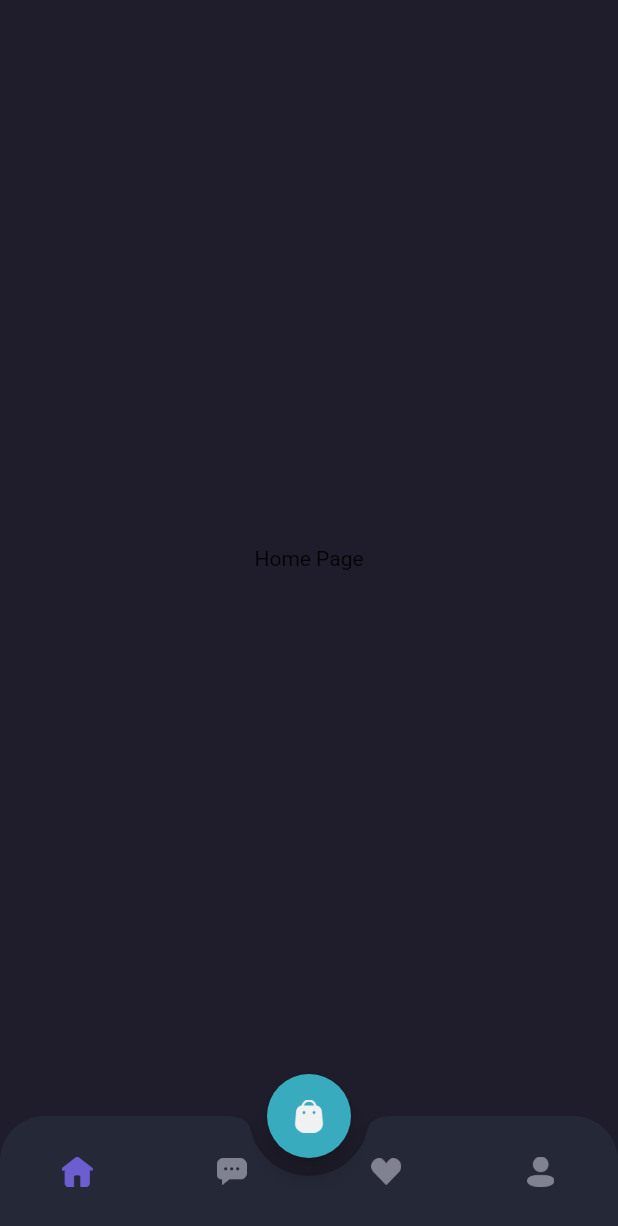
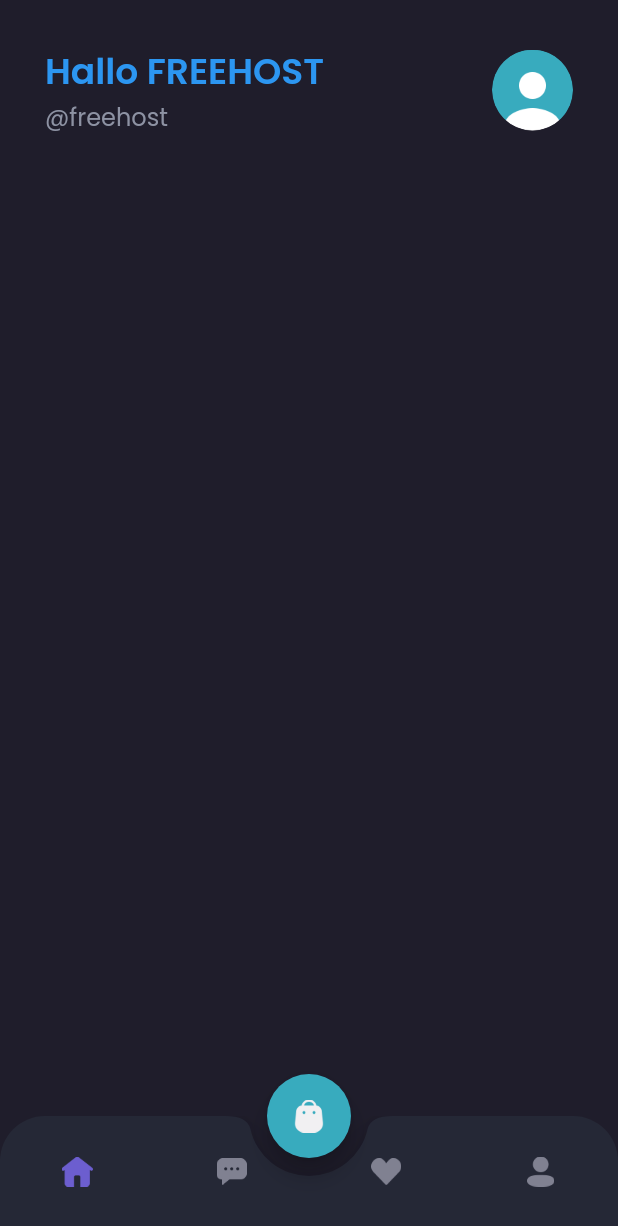
Before and after one commit to darmariduan/shamo-mobile, a Flutter app: the MainPage screen opened by its route, on a phone screen of 412 x 824 dp. Shown: the top 1226 px of the screen. Run offline on Flutter 3.47's test engine with Material 3 defaults, Android fonts, the phone set to English and light mode, and no system bars; our stand-ins replace google_fonts.

Commit message:
13-Home Page Bagian Header

```diff
--- a/lib/pages/home/home_page.dart
+++ b/lib/pages/home/home_page.dart
@@ -1,12 +1,60 @@
 import 'package:flutter/material.dart';
+import 'package:shamo/theme.dart';
 
 class HomePage extends StatelessWidget {
   const HomePage({super.key});
 
   @override
   Widget build(BuildContext context) {
-    return const Center(
-      child: Text('Home Page'),
+    Widget header() {
+      return Container(
+        margin: EdgeInsets.only(
+          top: defaultMargin,
+          left: defaultMargin,
+          right: defaultMargin,
+        ),
+        child: Row(
+          children: [
+            Expanded(
+              child: Column(
+                crossAxisAlignment: CrossAxisAlignment.start,
+                children: [
+                  Text(
+                    'Hallo FREEHOST',
+                    style: priceTextStyle.copyWith(
+                      fontSize: 24,
+                      fontWeight: semiBold,
+                    ),
+                  ),
+                  Text(
+                    '@freehost',
+                    style: subTitleStyle.copyWith(
+                      fontSize: 16,
+                    ),
+                  ),
+                ],
+              ),
+            ),
+            Container(
+              width: 54,
+              height: 54,
+              decoration: BoxDecoration(
+                  shape: BoxShape.circle,
+                  image: DecorationImage(
+                    image: AssetImage(
+                      'assets/image_profile.png',
+                    ),
+                  )),
+            )
+          ],
+        ),
+      );
+    }
+
+    return ListView(
+      children: [
+        header(),
+      ],
     );
   }
 }
```
